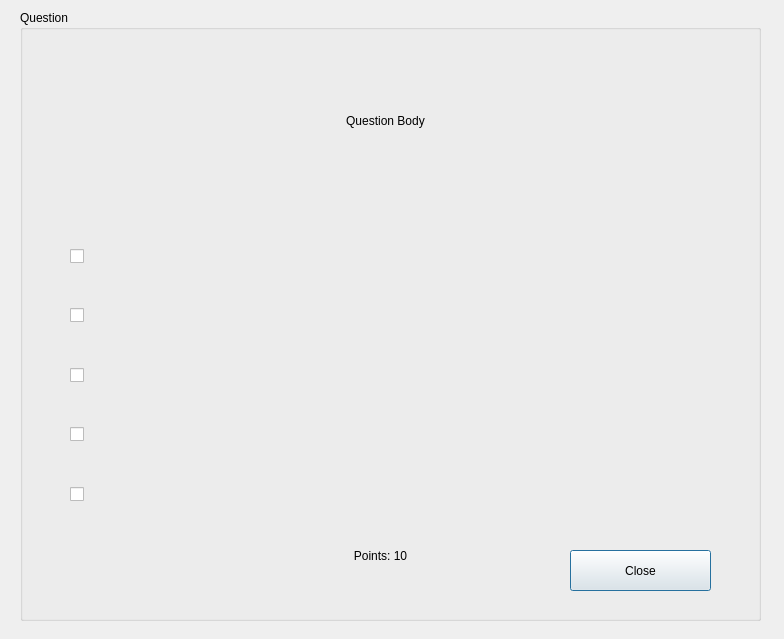
This is GUI/MultipleAnswersQuestionDialog.ui in applet199/OOPCourseWorkTwo as Qt 5 draws it before an edit. The edited form follows.
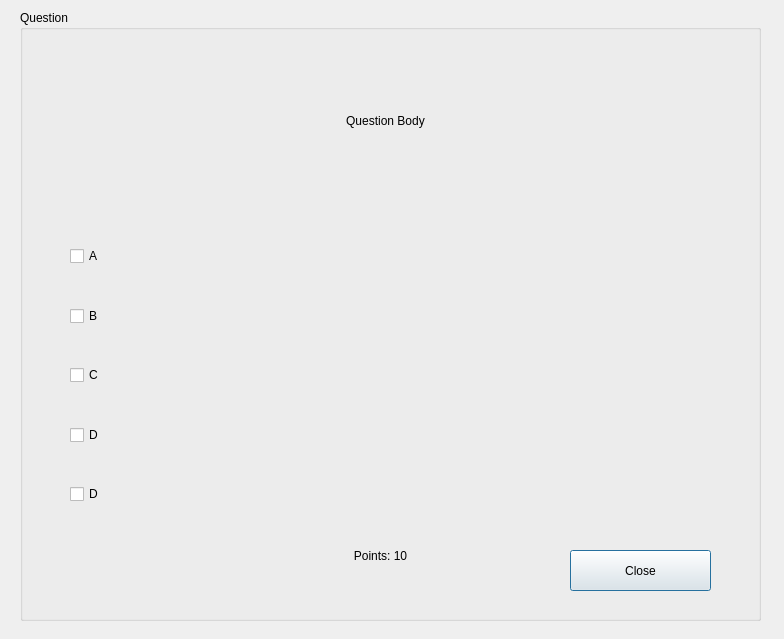
This is the edited form.

```diff
--- a/GUI/MultipleAnswersQuestionDialog.ui
+++ b/GUI/MultipleAnswersQuestionDialog.ui
@@ -100,11 +100,11 @@
           </size>
          </property>
          <property name="text">
-          <string/>
+          <string>A</string>
          </property>
         </widget>
        </item>
-       <item>
+       <item alignment="Qt::AlignHCenter|Qt::AlignVCenter">
         <widget class="QLabel" name="label_3">
          <property name="minimumSize">
           <size>
@@ -139,12 +139,18 @@
           </size>
          </property>
          <property name="text">
-          <string/>
+          <string>B</string>
          </property>
         </widget>
        </item>
-       <item>
+       <item alignment="Qt::AlignHCenter|Qt::AlignVCenter">
         <widget class="QLabel" name="label_4">
+         <property name="minimumSize">
+          <size>
+           <width>310</width>
+           <height>50</height>
+          </size>
+         </property>
          <property name="text">
           <string/>
          </property>
@@ -172,12 +178,18 @@
           </size>
          </property>
          <property name="text">
-          <string/>
+          <string>C</string>
          </property>
         </widget>
        </item>
-       <item>
+       <item alignment="Qt::AlignHCenter|Qt::AlignVCenter">
         <widget class="QLabel" name="label_5">
+         <property name="minimumSize">
+          <size>
+           <width>310</width>
+           <height>50</height>
+          </size>
+         </property>
          <property name="text">
           <string/>
          </property>
@@ -205,12 +217,18 @@
           </size>
          </property>
          <property name="text">
-          <string/>
+          <string>D</string>
          </property>
         </widget>
        </item>
-       <item>
+       <item alignment="Qt::AlignHCenter|Qt::AlignVCenter">
         <widget class="QLabel" name="label_6">
+         <property name="minimumSize">
+          <size>
+           <width>310</width>
+           <height>50</height>
+          </size>
+         </property>
          <property name="text">
           <string/>
          </property>
@@ -238,12 +256,18 @@
           </size>
          </property>
          <property name="text">
-          <string/>
+          <string>D</string>
          </property>
         </widget>
        </item>
-       <item>
+       <item alignment="Qt::AlignHCenter|Qt::AlignVCenter">
         <widget class="QLabel" name="label_7">
+         <property name="minimumSize">
+          <size>
+           <width>310</width>
+           <height>50</height>
+          </size>
+         </property>
          <property name="text">
           <string/>
          </property>
```
